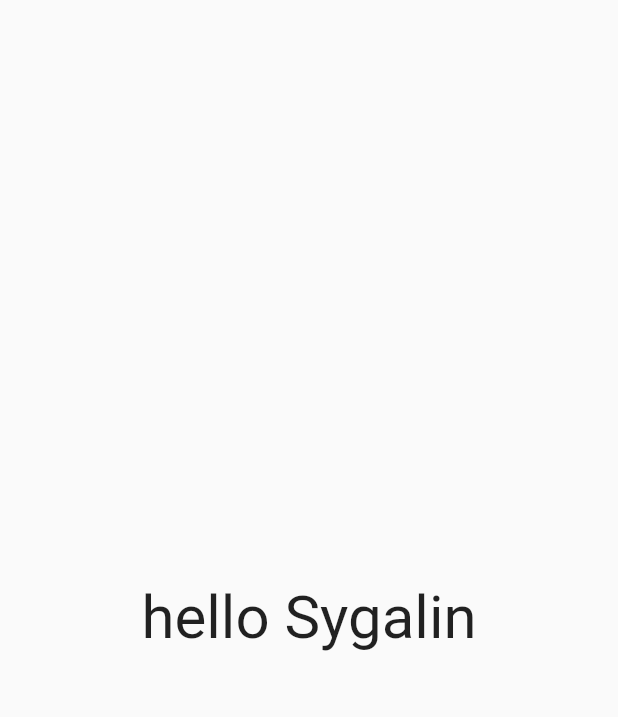
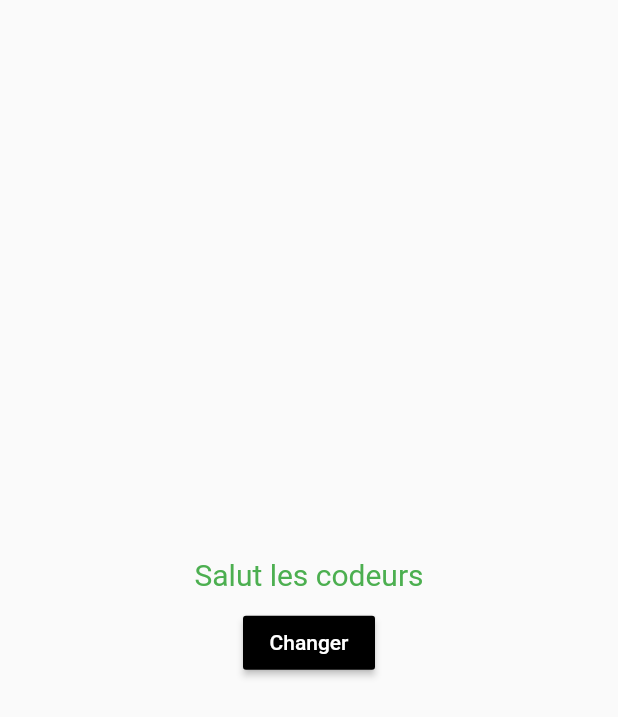
Before and after one commit to FOFE-DEV/sygalin_worksop_flutter, a Flutter app: the screen it shows after launch, on a phone screen of 412 x 824 dp. Shown: the top 717 px of the screen. Run offline on Flutter 3.47's test engine with Material 2 defaults, Android fonts, the phone set to English and light mode, and no system bars.

```diff
--- a/lib/main.dart
+++ b/lib/main.dart
@@ -4,25 +4,60 @@ void main() {
   runApp(MyApp());
 }
 
-class MyApp extends StatelessWidget {
-  // This widget is the root of your application.
+class MyApp extends StatefulWidget {
+  @override
+  _MyAppState createState() => _MyAppState();
+}
+
+class _MyAppState extends State {
+  String _sentence;
+  bool _changed;
+
+  @override
+  void initState() {
+    _sentence = 'Salut les codeurs';
+    _changed = false;
+    super.initState();
+  }
+
   @override
   Widget build(BuildContext context) {
     return MaterialApp(
-      debugShowCheckedModeBanner: false,
-      title: 'Sygalin demo',
-      theme: ThemeData(
-        primarySwatch: Colors.blue,
-        visualDensity: VisualDensity.adaptivePlatformDensity,
-      ),
+      title: 'Hello App',
       home: Scaffold(
-        body: Center(
-          child: Text(
-            "hello Sygalin",
-            style: TextStyle(
-              fontSize: 40,
+        body: Column(
+          mainAxisAlignment: MainAxisAlignment.center,
+          children: [
+            Center(
+              child: Text(
+                _sentence,
+                style: TextStyle(
+                  color: _changed ? Colors.purple : Colors.green,
+                  fontSize: 20.0,
+                ),
+              ),
             ),
-          ),
+            SizedBox(
+              height: 10.0,
+            ),
+            RaisedButton(
+              color: _changed ? Colors.white : Colors.black,
+              onPressed: () {
+                setState(() {
+                  _changed ? _changed = false : _changed = true;
+                  _sentence == 'Salut les codeurs'
+                      ? _sentence = 'Bye les codeurs'
+                      : _sentence = 'Salut les codeurs';
+                });
+              },
+              child: Text(
+                'Changer',
+                style: TextStyle(
+                  color: _changed ? Colors.black : Colors.white,
+                ),
+              ),
+            )
+          ],
         ),
       ),
     );
```
